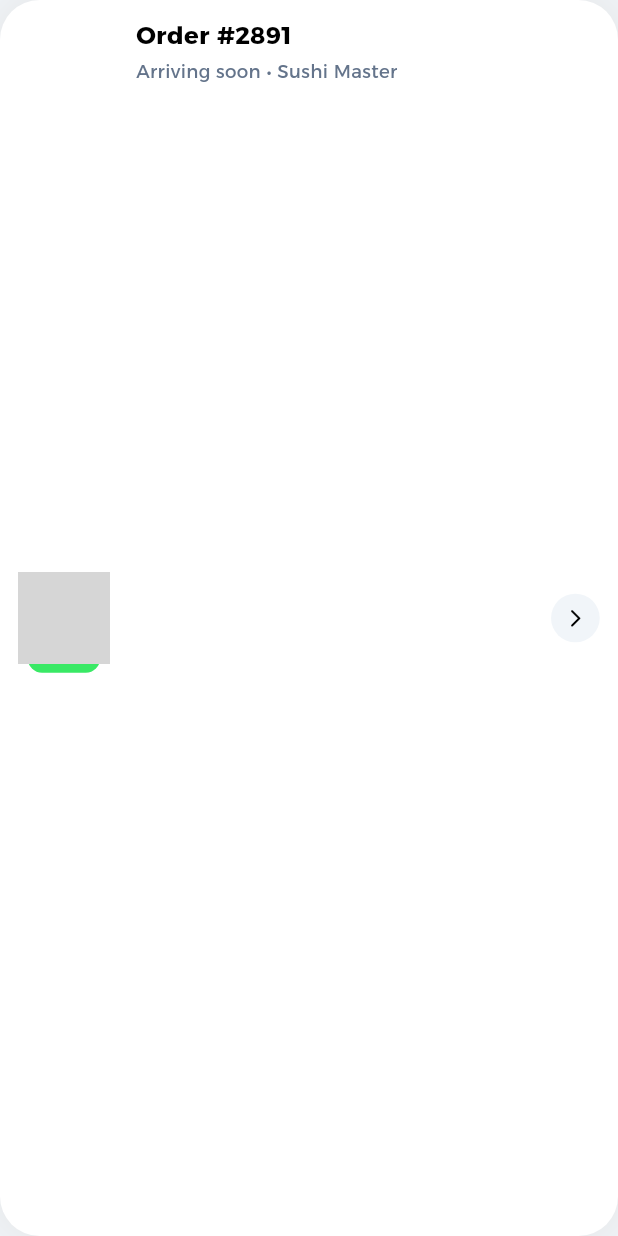
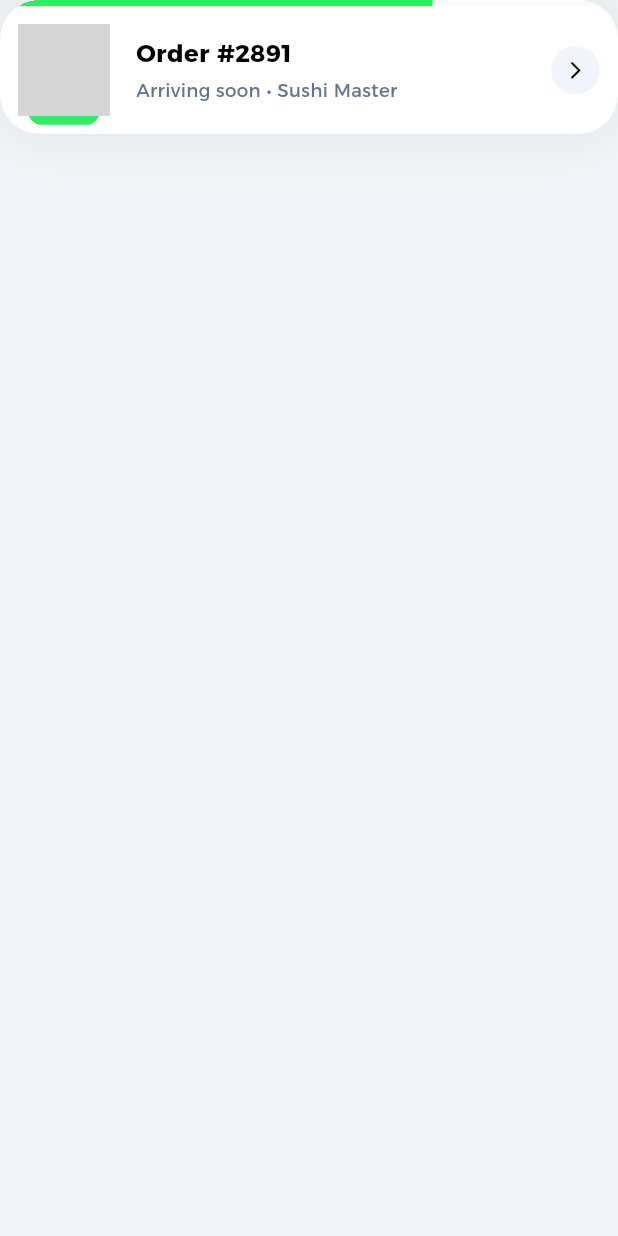
Before and after one commit to AkramMousa458/wasel_app, a Flutter app: the ActivityCard widget shown alone on an empty page, opened directly with empty values, on a phone screen of 412 x 824 dp. Run offline on Flutter 3.47's test engine with Material 3 defaults, Android fonts, the phone set to English and light mode, and no system bars; our stand-ins replace connectivity_plus, dartz, dio, equatable, flutter_bloc, flutter_screenutil and 8 more; accounts and stored records are empty; network calls fail; grey boxes are pictures that could not be loaded.

Commit message:
handle the activity progress line

```diff
--- a/assets/i18n/ar.json
+++ b/assets/i18n/ar.json
@@ -24,6 +24,9 @@
   "phone_number_invalid": "يرجى إدخال رقم هاتف صحيح",
   "phone_number_too_short": "رقم الهاتف قصير جداً",
   "phone_number_too_long": "رقم الهاتف طويل جداً",
+  "enter_verification_code": "أدخل رمز التحقق",
+  "code_sent_to_phone": "تم إرسال رمز التحقق إلى رقم الهاتف",
+  "verification_code": "رمز التحقق",
   "welcome_back": "مرحباً بك,",
   "what_do_you_want_to": "ماذا تريد أن",
   "send_today": "ترسل اليوم؟",
--- a/assets/i18n/en.json
+++ b/assets/i18n/en.json
@@ -24,6 +24,9 @@
   "phone_number_invalid": "Please enter a valid phone number",
   "phone_number_too_short": "Phone number is too short",
   "phone_number_too_long": "Phone number is too long",
+  "enter_verification_code": "Enter verification code",
+  "code_sent_to_phone": "Code sent to phone",
+  "verification_code": "Verification Code",
   "welcome_back": "Welcome back,",
   "what_do_you_want_to": "What do you want to",
   "send_today": "send today?",
--- a/lib/features/auth/presentation/widgets/login_screen_body.dart
+++ b/lib/features/auth/presentation/widgets/login_screen_body.dart
@@ -35,8 +35,10 @@ class _LoginScreenBodyState extends State<LoginScreenBody> {
     }
 
     // Remove all non-digit characters
-    final digitsOnly = value.replaceAll(RegExp(r'[^\d]'), '');
-
+    String digitsOnly = value.replaceAll(RegExp(r'[^\d]'), '');
+    if (digitsOnly.startsWith('1')) {
+      digitsOnly = '0$digitsOnly';
+    }
     // Egyptian phone numbers should be 11 digits and start with 01
     if (digitsOnly.length < 10) {
       return translate('phone_number_too_short');
--- a/lib/features/home/presentation/widgets/activity_card.dart
+++ b/lib/features/home/presentation/widgets/activity_card.dart
@@ -26,7 +26,18 @@ class ActivityCard extends StatelessWidget {
           onTap: () {
             print('Activity Card Tapped');
           },
-          child: Padding(
+          child: Column(
+            mainAxisSize: MainAxisSize.min,
+            children: [
+              LinearProgressIndicator(
+                value: 0.7,
+                backgroundColor: isDark
+                    ? AppColors.darkInputFill
+                    : AppColors.lightInputFill,
+                color: AppColors.secondary,
+                minHeight: 4.h,
+              ),
+              Padding(
                 padding: EdgeInsets.all(12.r),
                 child: Row(
                   children: [
@@ -117,6 +128,8 @@ class ActivityCard extends StatelessWidget {
                   ],
                 ),
               ),
+            ],
+          ),
         ),
       ),
     );
--- a/lib/features/home/presentation/widgets/home_screen_body.dart
+++ b/lib/features/home/presentation/widgets/home_screen_body.dart
@@ -1,5 +1,4 @@
 import 'package:flutter/material.dart';
-import 'package:flutter_bloc/flutter_bloc.dart';
 import 'package:flutter_screenutil/flutter_screenutil.dart';
 import 'package:font_awesome_flutter/font_awesome_flutter.dart';
 import 'package:go_router/go_router.dart';
@@ -7,7 +6,6 @@ import 'package:wasel/core/utils/app_colors.dart';
 import 'package:wasel/core/utils/local_storage.dart';
 import 'package:wasel/core/utils/service_locator.dart';
 import 'package:wasel/core/utils/theme_utils.dart';
-import 'package:wasel/features/auth/presentation/manager/auth_cubit/auth_cubit.dart';
 import 'package:wasel/features/auth/presentation/screens/login_screen.dart';
 import 'package:wasel/features/home/presentation/widgets/action_card.dart';
 import 'package:wasel/features/home/presentation/widgets/home_header.dart';
```
Also changed, not shown: lib/core/services/api_service.dart (+12 -1 lines), lib/features/auth/presentation/widgets/login_form_content.dart (+8 -7 lines). Lines whose indentation alone changed are shown as unchanged.
